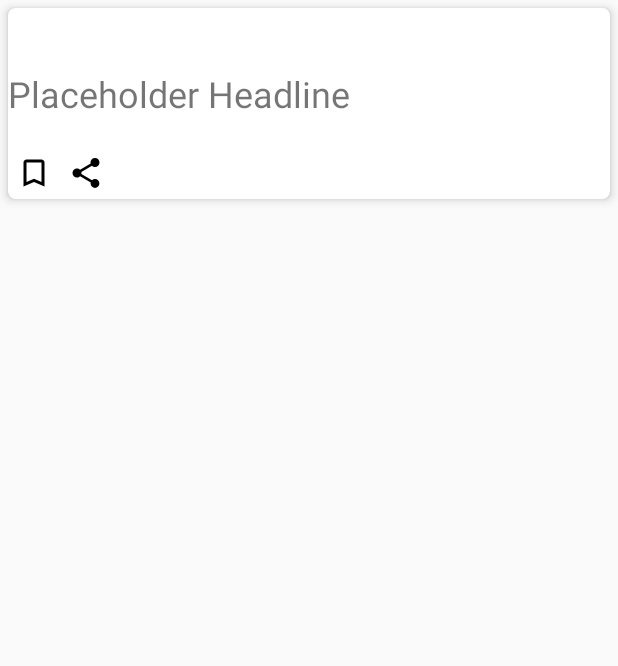
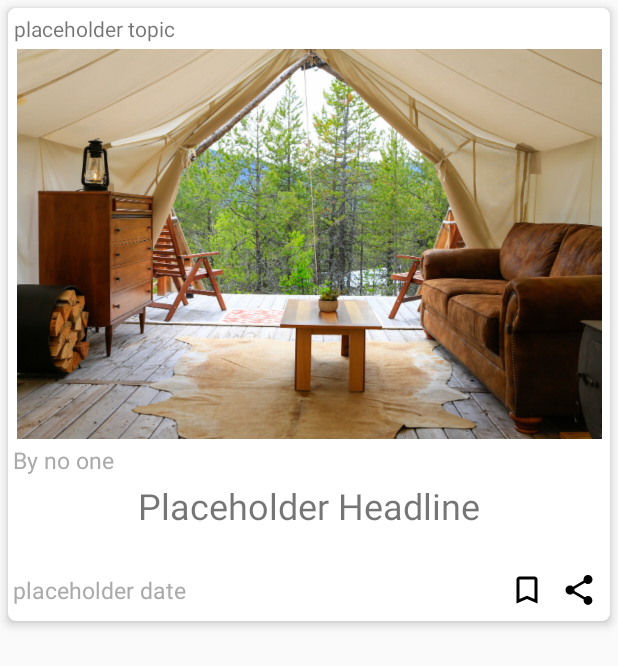
Before and after one commit to jrondina/Project-3---Team-Project, an Android app: the layout section_fragment_recycler_card.xml on its own in the app's theme, with its tools: preview values and no code run, on a phone screen of 412 x 824 dp. Shown: the top 666 px of the screen. Run offline under Robolectric (Android 15) with nearby library versions, the phone set to English and light mode, and no system bars.

Commit message:
working on viewholder and recycler adapter

```diff
--- a/app/src/main/java/com/jonathan/james/eric/project_3/SectionPageAdapterActivity.java
+++ b/app/src/main/java/com/jonathan/james/eric/project_3/SectionPageAdapterActivity.java
@@ -74,7 +74,8 @@ public class SectionPageAdapterActivity extends AppCompatActivity implements Nav
         // Handle navigation view item clicks here.
         int id = item.getItemId();
 
-        if (id == someid) {
+        //ToDo add
+        if (id) {
             // Handle the camera action
         }
 
--- a/app/src/main/res/layout/fragment_section.xml
+++ b/app/src/main/res/layout/fragment_section.xml
@@ -3,6 +3,7 @@
     android:id="@+id/section_fragment_recycler_view"
     xmlns:android="http://schemas.android.com/apk/res/android"
     android:orientation="vertical" android:layout_width="match_parent"
-    android:layout_height="match_parent">
+    android:layout_height="match_parent"
+    android:background="@android:color/darker_gray">
 
 </android.support.v7.widget.RecyclerView>
--- a/app/src/main/res/layout/section_fragment_recycler_card.xml
+++ b/app/src/main/res/layout/section_fragment_recycler_card.xml
@@ -1,5 +1,7 @@
 <?xml version="1.0" encoding="utf-8"?>
-<android.support.v7.widget.CardView xmlns:android="http://schemas.android.com/apk/res/android"
+<android.support.v7.widget.CardView
+    android:id="@+id/section_card_container"
+    xmlns:android="http://schemas.android.com/apk/res/android"
     android:layout_height="wrap_content"
     android:layout_width="match_parent"
     xmlns:app="http://schemas.android.com/apk/res-auto"
@@ -10,25 +12,30 @@
         android:orientation="vertical" android:layout_width="match_parent"
         android:layout_height="wrap_content">
         <TextView
-            android:id="@+id/section_card_topic"
+            android:id="@+id/section_card_section"
             android:layout_width="wrap_content"
-            android:layout_height="wrap_content" />
+            android:layout_height="wrap_content"
+            android:text="placeholder topic"
+            android:padding="4dp"/>
         <ImageView
             android:id="@+id/section_card_thumbnail"
             android:layout_width="match_parent"
-            android:layout_height="wrap_content" />
+            android:layout_height="260dp"
+            android:src="@drawable/glamping1_superjumbo"/>
         <TextView
             android:id="@+id/section_card_byline"
             android:layout_width="wrap_content"
             android:layout_height="wrap_content"
             android:textSize="@dimen/section_card_small_text"
-            android:textColor="@android:color/darker_gray"/>
+            android:textColor="@android:color/darker_gray"
+            android:text="By no one"
+            android:layout_margin="3dp"/>
         <TextView
             android:id="@+id/section_card_headline"
             android:layout_width="match_parent"
             android:layout_height="wrap_content"
             android:textSize="24sp"
-            android:layout_gravity="center_horizontal"
+            android:textAlignment="center"
             android:text="Placeholder Headline"/>
         <TextView
             android:id="@+id/section_card_lead_paragraph"
@@ -36,16 +43,21 @@
             android:layout_height="wrap_content" />
         <LinearLayout
             android:layout_width="match_parent"
-            android:layout_height="wrap_content">
+            android:layout_height="wrap_content"
+            android:layout_margin="3dp">
             <TextView
                 android:id="@+id/section_card_updated_date"
                 android:layout_width="wrap_content"
                 android:layout_height="wrap_content"
                 android:textSize="@dimen/section_card_small_text"
-                android:textColor="@android:color/darker_gray"/>
+                android:textColor="@android:color/darker_gray"
+                android:text="placeholder date"
+                android:layout_gravity="center_vertical"/>
             <Space
                 android:layout_width="wrap_content"
-                android:layout_height="wrap_content" />
+                android:layout_height="wrap_content"
+                android:layout_weight="75"/>
+
             <ImageButton
                 android:id="@+id/section_card_bookmark"
                 android:layout_width="wrap_content"
```
Also changed, not shown: app/src/main/java/com/jonathan/james/eric/project_3/presenters/SectionRecyclerViewAdapter.java (added, +9 -0 lines), app/src/main/java/com/jonathan/james/eric/project_3/presenters/SectionViewHolder.java (added, +43 -0 lines), app/src/main/res/drawable-ldpi/glamping1_superjumbo.png (added), 5 other files.
